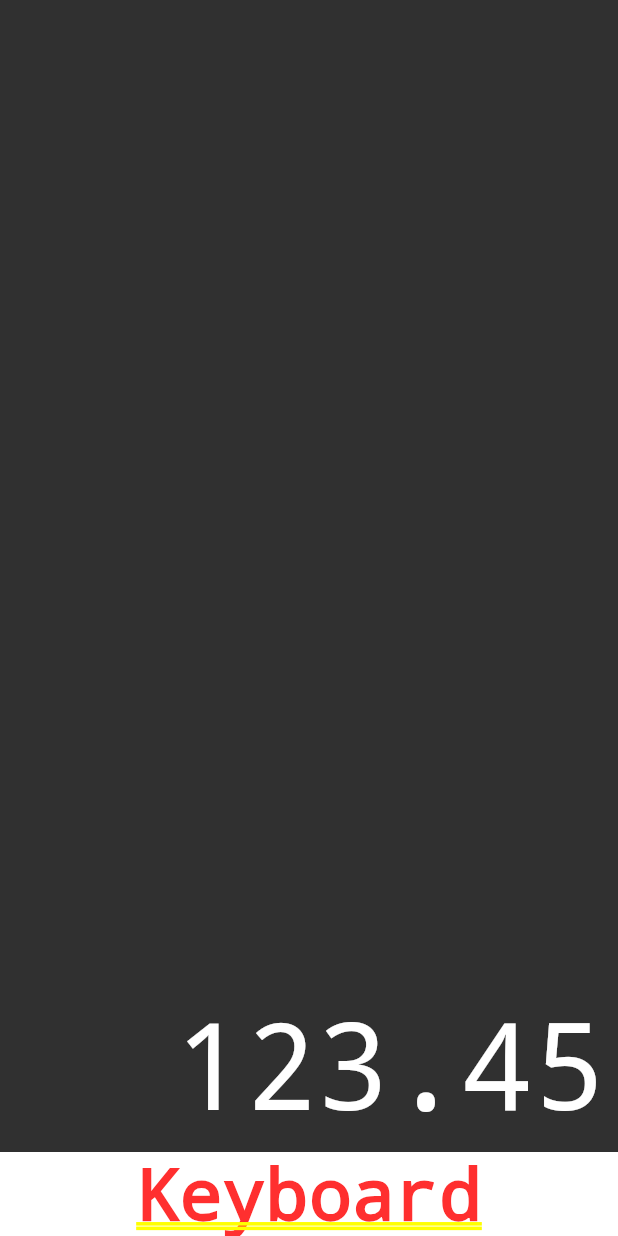
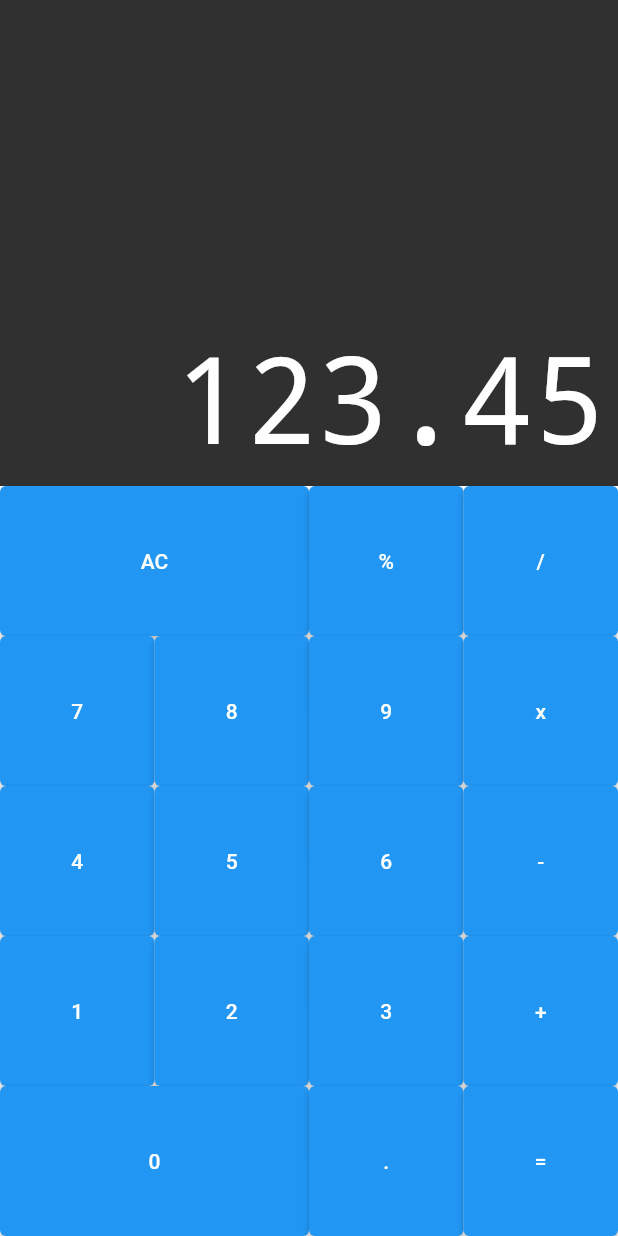
Before and after one commit to Renildo15/Calculator-FLUTTER, a Flutter app: the screen it shows after launch, on a phone screen of 412 x 824 dp. Run offline on Flutter 3.47's test engine with Material 2 defaults, Android fonts, the phone set to English and light mode, and no system bars; drawn by our look-alikes of auto_size_text.

Commit message:
feat: adicionando keyboard #1

```diff
--- /dev/null
+++ b/calculator/lib/components/button.dart
@@ -0,0 +1,21 @@
+import 'package:flutter/material.dart';
+
+class Button extends StatelessWidget {
+  final String text;
+  final bool big;
+
+  Button({
+    required this.text,
+    this.big = false,
+  });
+  @override
+  Widget build(BuildContext context) {
+    return Expanded(
+      flex: big ? 2 : 1,
+      child: ElevatedButton(
+        child: Text(text),
+        onPressed: () {},
+      ),
+    );
+  }
+}
--- /dev/null
+++ b/calculator/lib/components/button_row.dart
@@ -0,0 +1,17 @@
+import 'package:flutter/material.dart';
+import 'button.dart';
+class ButtonRow extends StatelessWidget {
+  final List<Button> buttons;
+
+  ButtonRow(this.buttons);
+  @override
+  Widget build(BuildContext context) {
+    return Expanded(
+      flex: 1,
+      child: Row(
+        crossAxisAlignment: CrossAxisAlignment.stretch,
+        children: buttons,
+      ),
+    );
+  }
+}
--- /dev/null
+++ b/calculator/lib/components/keyboard.dart
@@ -0,0 +1,43 @@
+import 'package:flutter/material.dart';
+import 'button_row.dart';
+import 'button.dart';
+class Keyboard extends StatelessWidget{
+  @override
+  Widget build(BuildContext context){
+    return Container(
+      height: 500,
+      child: Column(
+        children: <Widget>[
+          ButtonRow([
+            Button(text: 'AC', big: true),
+            Button(text: '%'),
+            Button(text: '/'),
+          ]),
+          ButtonRow([
+            Button(text: '7'),
+            Button(text: '8'),
+            Button(text: '9'),
+            Button(text: 'x'),
+          ]),
+          ButtonRow([
+            Button(text: '4'),
+            Button(text: '5'),
+            Button(text: '6'),
+            Button(text: '-'),
+          ]),
+          ButtonRow([
+            Button(text: '1'),
+            Button(text: '2'),
+            Button(text: '3'),
+            Button(text: '+'),
+          ]),
+          ButtonRow([
+            Button(text: '0', big: true),
+            Button(text: '.'),
+            Button(text: '='),
+          ]),
+        ],
+      ),
+    );
+  }
+}
--- /dev/null
+++ b/calculator/lib/models/memory.dart
@@ -0,0 +1,3 @@
+class Memory{
+
+}
--- a/calculator/lib/screens/calculator.dart
+++ b/calculator/lib/screens/calculator.dart
@@ -1,5 +1,6 @@
 import 'package:flutter/material.dart';
 import '../components/display.dart';
+import '../components/keyboard.dart';
 class Calculator extends StatelessWidget{
   @override
   Widget build(BuildContext context){
@@ -7,7 +8,7 @@ class Calculator extends StatelessWidget{
       home: Column(
         children: <Widget>[
           Display('123.45'),
-          Text('Keyboard'),
+          Keyboard(),
         ],
       )
     );
```
